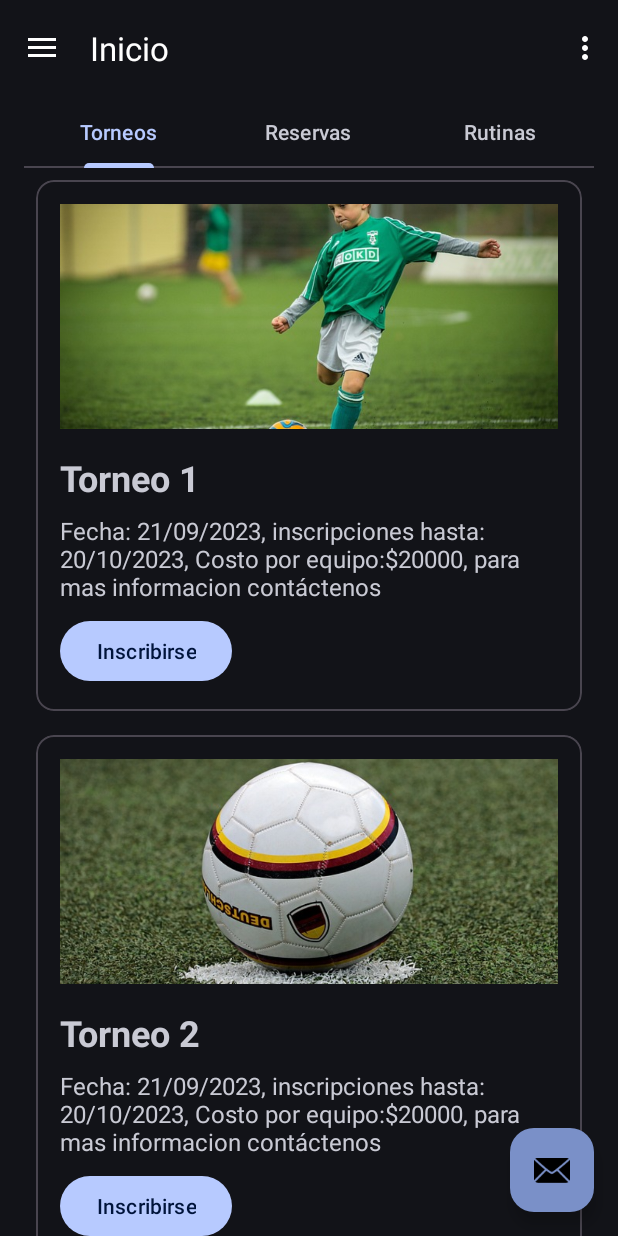
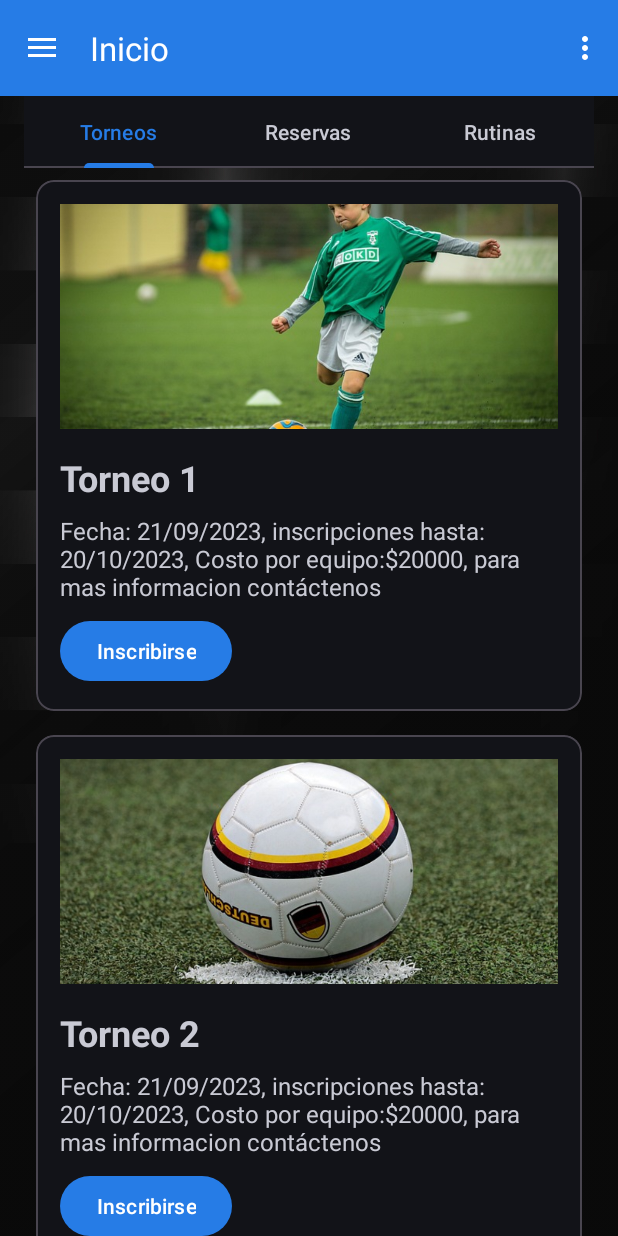
Before and after one commit to NahuelPardo89/AplicacionesMoviles, an Android app: the MainActivity screen opened directly, with no data from a screen before it, on a phone screen of 412 x 824 dp. Run offline under Robolectric (Android 15) with nearby library versions, the phone set to English and light mode, and no system bars; our stand-ins replace navigation-ui.

Commit message:
estilos agregados

```diff
--- a/ampaMain/app/src/main/java/com/example/ampamain/ui/home/tabbed/RutinasFragment.java
+++ b/ampaMain/app/src/main/java/com/example/ampamain/ui/home/tabbed/RutinasFragment.java
@@ -27,12 +27,12 @@ public class RutinasFragment extends Fragment {
     @Override
     public View onCreateView(LayoutInflater inflater, ViewGroup container,
                              Bundle savedInstanceState) {
-        // Inflate the layout for this fragment
+
         View view = inflater.inflate(R.layout.fragment_rutinas, container, false);
 
-        // Crear una lista de rutinas
+        // Crea una lista de rutinas
         List<Rutinas> rutinasList = new ArrayList<>();
-        // Añadir algunas rutinas de ejemplo a la lista
+        // Añadi algunas rutinas de ejemplo a la lista
         rutinasList.add(new Rutinas("https://download.samplelib.com/mp4/sample-5s.mp4", "https://fastly.picsum.photos/id/848/4912/3264.jpg?hmac=u5gcSgfjG1lrEQOQsl8Tgs4SVouF4HQMvUkcy1aD5Z8", "Rutina 1", "Descripcion Rutina 1"));
         rutinasList.add(new Rutinas("https://download.samplelib.com/mp4/sample-5s.mp4", "https://fastly.picsum.photos/id/848/4912/3264.jpg?hmac=u5gcSgfjG1lrEQOQsl8Tgs4SVouF4HQMvUkcy1aD5Z8", "Rutina 2", "Descripcion Rutina 2"));
         rutinasList.add(new Rutinas("https://download.samplelib.com/mp4/sample-5s.mp4", "https://fastly.picsum.photos/id/848/4912/3264.jpg?hmac=u5gcSgfjG1lrEQOQsl8Tgs4SVouF4HQMvUkcy1aD5Z8", "Rutina 3", "Descripcion Rutina 3"));
--- a/ampaMain/app/src/main/res/layout/app_bar_main.xml
+++ b/ampaMain/app/src/main/res/layout/app_bar_main.xml
@@ -29,6 +29,8 @@
         android:layout_gravity="bottom|end"
         android:layout_marginEnd="@dimen/fab_margin"
         android:layout_marginBottom="16dp"
-        app:srcCompat="@android:drawable/ic_dialog_email" />
+        android:visibility="invisible"
+        app:srcCompat="@android:drawable/ic_dialog_email"
+        tools:visibility="gone" />
 
 </androidx.coordinatorlayout.widget.CoordinatorLayout>
--- a/ampaMain/app/src/main/res/values/colors.xml
+++ b/ampaMain/app/src/main/res/values/colors.xml
@@ -3,4 +3,13 @@
     <color name="black">#FF000000</color>
     <color name="white">#FFFFFFFF</color>
     <color name="BackgroundDark">#131313</color>
+
+    <color name="colorPrimary">#267CE6</color>
+    <color name="colorPrimaryVariant">#00BCD4</color>
+    <color name="colorOnPrimary">#FFFFFF</color>
+    <color name="colorSecondary">#03DAC6</color>
+    <color name="colorSecondaryVariant">#018786</color>
+    <color name="colorOnSecondary">#000000</color>
+
+
 </resources>
--- a/ampaMain/app/src/main/res/values/themes.xml
+++ b/ampaMain/app/src/main/res/values/themes.xml
@@ -1,8 +1,12 @@
 <resources xmlns:tools="http://schemas.android.com/tools">
     <!-- Base application theme. -->
     <style name="Base.Theme.AmpaMain" parent="Theme.Material3.DynamicColors.Dark">
-        <!-- Customize your light theme here. -->
-        <!-- <item name="colorPrimary">@color/my_light_primary</item> -->
+        <item name="colorPrimary">@color/colorPrimary</item>
+        <item name="colorOnPrimary">@color/colorOnPrimary</item>
+        <item name="colorSecondary">@color/colorSecondary</item>
+        <item name="colorOnSecondary">@color/colorOnSecondary</item>
+
+        <item name="android:windowBackground">@drawable/imagbackground</item>
     </style>
 
     <style name="Theme.AmpaMain" parent="Base.Theme.AmpaMain" />
@@ -12,7 +16,10 @@
         <item name="windowNoTitle">true</item>
     </style>
 
-    <style name="Theme.AmpaMain.AppBarOverlay" parent="ThemeOverlay.Material3.Dark.ActionBar" />
+    <style name="Theme.AmpaMain.AppBarOverlay" parent="ThemeOverlay.Material3.Dark.ActionBar">
+        <item name="android:textColorPrimary">@color/colorOnPrimary</item>
+        <item name="android:background">@color/colorPrimary</item>
+    </style>
 
     <style name="Theme.AmpaMain.PopupOverlay" parent="ThemeOverlay.Material3.Dark" />
 </resources>
```
Also changed, not shown: ampaMain/app/src/main/res/drawable/imagbackground.jpg (added).
